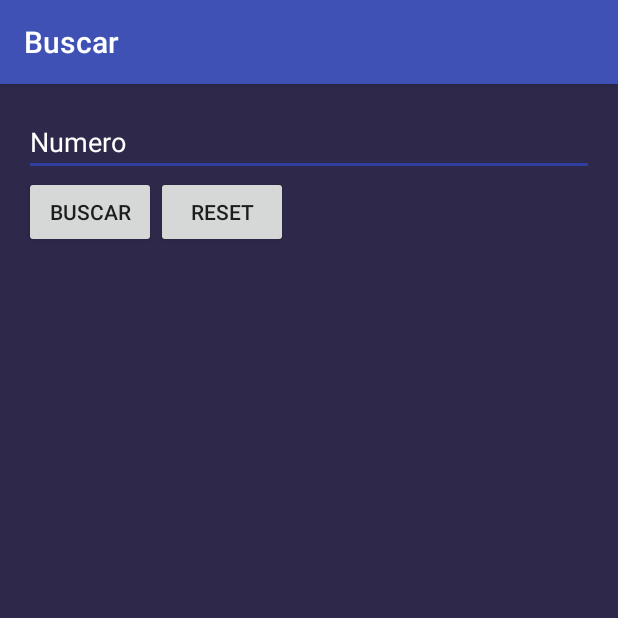
After one commit to isma1422/AlbumApp, an Android app: the BuscarActivity screen opened directly, with no data from a screen before it, on a phone screen of 412 x 824 dp, the top half of it. The commit adds this screen. Run offline under Robolectric (Android 15) with nearby library versions, the phone set to English and light mode, and no system bars.

Commit message:
Se agrega pantalla buscar y se mejoro visualmente

```diff
--- a/app/src/main/AndroidManifest.xml
+++ b/app/src/main/AndroidManifest.xml
@@ -18,6 +18,12 @@
                 <category android:name="android.intent.category.LAUNCHER" />
             </intent-filter>
         </activity>
+        <activity
+            android:name=".BuscarActivity"
+            android:label="@string/title_activity_buscar"
+            android:theme="@style/AppTheme.NoActionBar"
+            android:screenOrientation="portrait"
+            ></activity>
     </application>
 
 </manifest>
--- /dev/null
+++ b/app/src/main/java/com/sappesoft/albumapp/BuscarActivity.java
@@ -0,0 +1,136 @@
+package com.sappesoft.albumapp;
+
+import android.graphics.Color;
+import android.os.Bundle;
+import android.support.design.widget.FloatingActionButton;
+import android.support.design.widget.Snackbar;
+import android.support.v7.app.AppCompatActivity;
+import android.support.v7.widget.Toolbar;
+import android.view.KeyEvent;
+import android.view.View;
+import android.view.inputmethod.EditorInfo;
+import android.widget.AdapterView;
+import android.widget.Button;
+import android.widget.EditText;
+import android.widget.GridView;
+import android.widget.TextView;
+import android.widget.Toast;
+
+import com.sappesoft.albumapp.adapters.MeFaltanAdapter;
+
+import java.util.ArrayList;
+
+public class BuscarActivity extends AppCompatActivity {
+
+    boolean[] album;
+    ArrayList<Integer> listaMeFaltan;
+    MeFaltanAdapter meFaltanAdapter;
+    EditText etFigurita;
+
+    @Override
+    protected void onCreate(Bundle savedInstanceState) {
+        super.onCreate(savedInstanceState);
+        setContentView(R.layout.activity_buscar);
+        Toolbar toolbar = (Toolbar) findViewById(R.id.toolbar);
+        setSupportActionBar(toolbar);
+
+        GridView gvBuscar = (GridView) findViewById(R.id.gvBuscar);
+        listaMeFaltan = new ArrayList<Integer>();
+        meFaltanAdapter = new MeFaltanAdapter(listaMeFaltan,this);
+        gvBuscar.setAdapter(meFaltanAdapter);
+        meFaltanAdapter.notifyDataSetChanged();
+        Button btnBuscar = (Button) findViewById(R.id.btnBuscar);
+        Button btnReset = (Button) findViewById(R.id.btn_reset);
+        etFigurita = (EditText) findViewById(R.id.etFiguritas);
+
+        //Para evitar que peguen cualquier cosa
+        etFigurita.setLongClickable(false);
+
+
+        //OnClick enter edit text
+        etFigurita.setOnEditorActionListener(new TextView.OnEditorActionListener() {
+            @Override
+            public boolean onEditorAction(TextView v, int actionId, KeyEvent event) {
+                if(actionId == EditorInfo.IME_ACTION_DONE){
+
+                    buscarFigurita();
+                    return true;
+                }
+                return false;
+            }
+        });
+
+
+        //OnClick Boton reset
+        btnReset.setOnClickListener(new View.OnClickListener() {
+            @Override
+            public void onClick(View v) {
+                listaMeFaltan.clear();
+                meFaltanAdapter.notifyDataSetChanged();
+            }
+        });
+
+
+        //OnClick Boton buscar
+        btnBuscar.setOnClickListener(new View.OnClickListener() {
+            @Override
+            public void onClick(View v) {
+                buscarFigurita();
+            }
+        });
+
+
+
+        //OnClick GridView
+        gvBuscar.setOnItemClickListener(new AdapterView.OnItemClickListener() {
+            @Override
+            public void onItemClick(AdapterView<?> parent, View view, int position, long id) {
+                TextView txtFigurita = (TextView) view;
+                if(album[listaMeFaltan.get(position)]){
+                    txtFigurita.setTextColor(Color.RED);
+                    album[listaMeFaltan.get(position)] = false;
+                }else{
+                    txtFigurita.setTextColor(Color.GREEN);
+                    album[listaMeFaltan.get(position)] = true;
+                }
+
+            }
+        });
+
+
+    }
+
+
+
+    private void buscarFigurita() {
+        String strNumero = etFigurita.getText().toString();
+        if(!strNumero.equals("")){
+            Integer numeroFigurita = Integer.valueOf(strNumero);
+            if(numeroFigurita > 0 && numeroFigurita < album.length && !album[numeroFigurita]){
+                if(!listaMeFaltan.contains(numeroFigurita)){
+                    listaMeFaltan.add(numeroFigurita);
+                    meFaltanAdapter.notifyDataSetChanged();
+                }
+                Toast.makeText(BuscarActivity.this, "Falti", Toast.LENGTH_SHORT).show();
+            }else if(numeroFigurita >= album.length){
+                Toast.makeText(BuscarActivity.this, "Esa no existe capo", Toast.LENGTH_SHORT).show();
+            }else{
+                Toast.makeText(BuscarActivity.this, "Tengui", Toast.LENGTH_SHORT).show();
+            }
+        }
+        etFigurita.setText("");
+    }
+
+
+    @Override
+    protected void onResume() {
+        super.onResume();
+        album = Util.loadAlbum("Album",this);
+    }
+
+    @Override
+    protected void onPause() {
+        super.onPause();
+        Util.storeAlbum(album,"Album",this);
+    }
+}
--- /dev/null
+++ b/app/src/main/java/com/sappesoft/albumapp/Util.java
@@ -0,0 +1,35 @@
+package com.sappesoft.albumapp;
+
+import android.content.Context;
+import android.content.SharedPreferences;
+
+/**
+ * Created by Ismael on 07/04/2018.
+ */
+public class Util {
+
+    public static boolean[] loadAlbum(String albumName, Context mContext){
+        SharedPreferences sharedPreferences = mContext.getSharedPreferences(albumName,0);
+        int size = sharedPreferences.getInt(albumName + "_size", 0);
+        boolean[] album = null;
+        if(size > 0){
+            album = new boolean[size];
+            for(int i=0; i<size; i++){
+                album[i] = sharedPreferences.getBoolean(albumName + "_" + i,false);
+            }
+        }
+        return album;
+    }
+
+    public static boolean storeAlbum(boolean[] album, String albumName, Context mContext){
+        SharedPreferences sharedPreferences = mContext.getSharedPreferences(albumName,0);
+        SharedPreferences.Editor editor = sharedPreferences.edit();
+        editor.putInt(albumName + "_size", album.length);
+        for(int i=0; i<album.length; i++){
+            editor.putBoolean(albumName + "_" + i, album[i]);
+        }
+
+        return editor.commit();
+    }
+
+}
--- /dev/null
+++ b/app/src/main/java/com/sappesoft/albumapp/adapters/MeFaltanAdapter.java
@@ -0,0 +1,60 @@
+package com.sappesoft.albumapp.adapters;
+
+import android.content.Context;
+import android.graphics.Color;
+import android.view.LayoutInflater;
+import android.view.View;
+import android.view.ViewGroup;
+import android.widget.BaseAdapter;
+import android.widget.TextView;
+
+import com.sappesoft.albumapp.R;
+
+import java.util.ArrayList;
+
+/**
+ * Created by Ismael on 08/04/2018.
+ */
+public class MeFaltanAdapter extends BaseAdapter{
+
+    ArrayList<Integer> listaMeFaltan;
+    private LayoutInflater inflater;
+    Context mContext;
+
+    public MeFaltanAdapter(ArrayList<Integer> listaMeFaltan,Context context){
+        this.listaMeFaltan = listaMeFaltan;
+        mContext = context;
+    }
+
+
+    @Override
+    public int getCount() {
+        return listaMeFaltan.size();
+    }
+
+    @Override
+    public Object getItem(int position) {
+        return listaMeFaltan.get(position);
+    }
+
+    @Override
+    public long getItemId(int position) {
+        return listaMeFaltan.get(position);
+    }
+
+    @Override
+    public View getView(int position, View convertView, ViewGroup parent) {
+        TextView txtFigurita;
+        inflater = (LayoutInflater) mContext.getSystemService(Context.LAYOUT_INFLATER_SERVICE);
+        if(convertView == null){
+            txtFigurita = (TextView) inflater.inflate(R.layout.figurita_layout,parent,false);
+            txtFigurita.setTextColor(Color.RED);
+        }else{
+            txtFigurita = (TextView) convertView;
+        }
+
+        txtFigurita.setText(listaMeFaltan.get(position).toString());
+
+        return txtFigurita;
+    }
+}
--- /dev/null
+++ b/app/src/main/res/layout/activity_buscar.xml
@@ -0,0 +1,27 @@
+<?xml version="1.0" encoding="utf-8"?>
+<android.support.design.widget.CoordinatorLayout xmlns:android="http://schemas.android.com/apk/res/android"
+    xmlns:app="http://schemas.android.com/apk/res-auto"
+    xmlns:tools="http://schemas.android.com/tools"
+    android:layout_width="match_parent"
+    android:layout_height="match_parent"
+    android:fitsSystemWindows="true"
+    tools:context=".BuscarActivity">
+
+    <android.support.design.widget.AppBarLayout
+        android:layout_width="match_parent"
+        android:layout_height="wrap_content"
+        android:theme="@style/AppTheme.AppBarOverlay">
+
+        <android.support.v7.widget.Toolbar
+            android:id="@+id/toolbar"
+            android:layout_width="match_parent"
+            android:layout_height="?attr/actionBarSize"
+            android:background="?attr/colorPrimary"
+            app:popupTheme="@style/AppTheme.PopupOverlay" />
+
+    </android.support.design.widget.AppBarLayout>
+
+    <include layout="@layout/content_buscar" />
+
+
+</android.support.design.widget.CoordinatorLayout>
--- /dev/null
+++ b/app/src/main/res/layout/content_buscar.xml
@@ -0,0 +1,73 @@
+<?xml version="1.0" encoding="utf-8"?>
+<RelativeLayout xmlns:android="http://schemas.android.com/apk/res/android"
+    xmlns:app="http://schemas.android.com/apk/res-auto"
+    xmlns:tools="http://schemas.android.com/tools"
+    android:layout_width="match_parent"
+    android:layout_height="match_parent"
+    android:paddingBottom="@dimen/activity_vertical_margin"
+    android:paddingLeft="@dimen/activity_horizontal_margin"
+    android:paddingRight="@dimen/activity_horizontal_margin"
+    android:paddingTop="@dimen/activity_vertical_margin"
+    app:layout_behavior="@string/appbar_scrolling_view_behavior"
+    tools:context=".BuscarActivity"
+    tools:showIn="@layout/activity_buscar"
+    android:background="@color/colorPrimaryBackground">
+
+
+    <LinearLayout
+        android:id="@+id/search_layout"
+        android:orientation="horizontal"
+        android:layout_width="match_parent"
+        android:layout_height="wrap_content">
+
+        <EditText
+            android:id="@+id/etFiguritas"
+            android:hint="Numero"
+            android:textColorHint="@android:color/white"
+            android:textColor="@android:color/white"
+            android:layout_width="match_parent"
+            android:layout_height="wrap_content"
+            android:inputType="number"
+            android:imeOptions="actionDone"
+            />
+
+
+    </LinearLayout>
+    <LinearLayout
+        android:id="@+id/btn_layout"
+        android:layout_below="@id/search_layout"
+        android:orientation="horizontal"
+        android:layout_width="match_parent"
+        android:layout_height="wrap_content">
+        <Button
+            android:id="@+id/btnBuscar"
+            android:text="@string/action_buscar"
+            android:layout_width="wrap_content"
+            android:layout_height="wrap_content"
+            />
+        <Button
+            android:id="@+id/btn_reset"
+            android:text="@string/action_reset"
+            android:layout_width="wrap_content"
+            android:layout_height="wrap_content"
+            />
+    </LinearLayout>
+
+    <LinearLayout
+        android:layout_below="@id/btn_layout"
+        android:layout_width="match_parent"
+        android:layout_height="match_parent">
+
+        <GridView
+            android:id="@+id/gvBuscar"
+            android:columnWidth="50dp"
+            android:numColumns="auto_fit"
+            android:layout_width="match_parent"
+            android:layout_height="match_parent">
+
+        </GridView>
+
+    </LinearLayout>
+
+
+</RelativeLayout>
--- a/app/src/main/res/layout/content_main.xml
+++ b/app/src/main/res/layout/content_main.xml
@@ -10,7 +10,8 @@
     android:paddingTop="@dimen/activity_vertical_margin"
     app:layout_behavior="@string/appbar_scrolling_view_behavior"
     tools:context="com.sappesoft.albumapp.MainActivity"
-    tools:showIn="@layout/activity_main">
+    tools:showIn="@layout/activity_main"
+    android:background="@color/colorPrimaryBackground">
 
     <TextView
         android:id="@+id/txtTittle"
--- a/app/src/main/res/menu/menu_main.xml
+++ b/app/src/main/res/menu/menu_main.xml
@@ -17,4 +17,9 @@
         android:id="@+id/action_repetidas"
         android:title="@string/action_repetidas"
         app:showAsAction="never"/>
+
+    <item
+        android:id="@+id/action_buscar"
+        android:title="@string/action_buscar"
+        app:showAsAction="never"/>
 </menu>
--- a/app/src/main/res/values/colors.xml
+++ b/app/src/main/res/values/colors.xml
@@ -3,4 +3,5 @@
     <color name="colorPrimary">#3F51B5</color>
     <color name="colorPrimaryDark">#303F9F</color>
     <color name="colorAccent">#FF4081</color>
+    <color name="colorPrimaryBackground">#2E294A</color>
 </resources>
--- a/app/src/main/res/values/strings.xml
+++ b/app/src/main/res/values/strings.xml
@@ -2,6 +2,10 @@
     <string name="app_name">AlbumApp</string>
     <string name="action_cuantas_faltan">Cuantas me faltan?</string>
     <string name="action_repetidas">Repetidas</string>
+    <string name="action_buscar">Buscar</string>
     <string name="action_album">Album</string>
     <string name="action_resetear">Reset</string>
+    <string name="action_agregar">Agregar</string>
+    <string name="action_reset">Reset</string>
+    <string name="title_activity_buscar">Buscar</string>
 </resources>
--- a/app/src/main/res/values/styles.xml
+++ b/app/src/main/res/values/styles.xml
@@ -5,7 +5,7 @@
         <!-- Customize your theme here. -->
         <item name="colorPrimary">@color/colorPrimary</item>
         <item name="colorPrimaryDark">@color/colorPrimaryDark</item>
-        <item name="colorAccent">@color/colorAccent</item>
+        <item name="colorAccent">@color/colorPrimaryDark</item>
     </style>
 
     <style name="AppTheme.NoActionBar">
```
Also changed, not shown: app/src/main/java/com/sappesoft/albumapp/MainActivity.java (+13 -6 lines).
